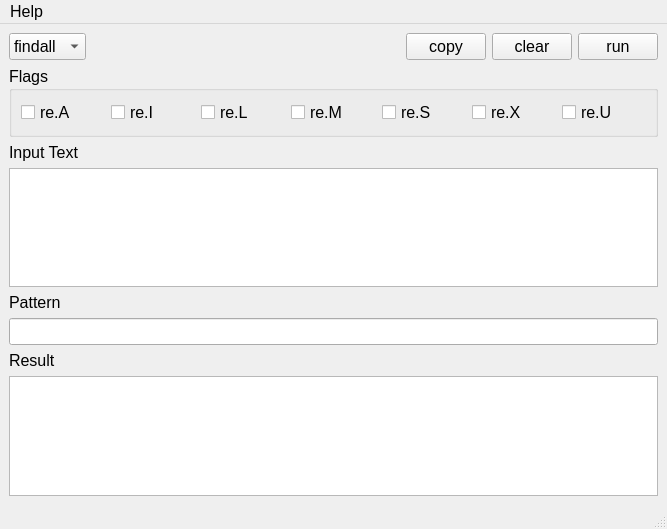
The window that ui/main_window.ui (suifengpiaoyang/RegexTool) describes before a commit, drawn with Qt 5.
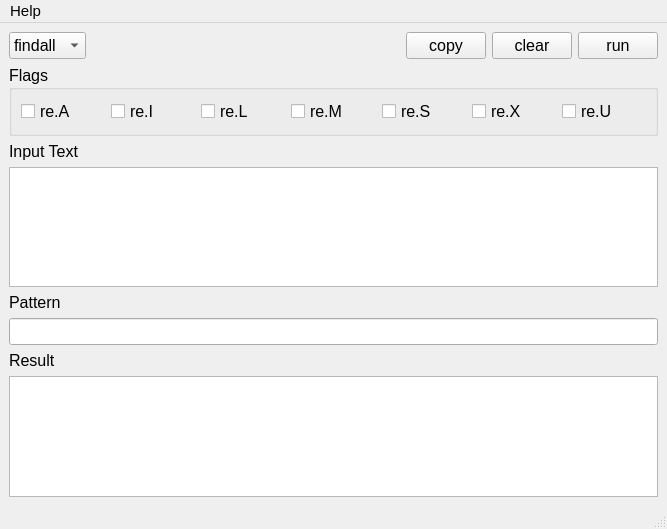
The same window after the commit.

Commit message: 稍微调整一下字体大小

Diff of the .ui file:
```diff
--- a/ui/main_window.ui
+++ b/ui/main_window.ui
@@ -21,6 +21,9 @@
   <property name="windowTitle">
    <string>Regex Tool</string>
   </property>
+  <property name="styleSheet">
+   <string notr="true"/>
+  </property>
   <widget class="QWidget" name="centralwidget">
    <layout class="QVBoxLayout" name="verticalLayout">
     <item>
@@ -217,9 +220,14 @@
      <x>0</x>
      <y>0</y>
      <width>667</width>
-     <height>27</height>
+     <height>26</height>
     </rect>
    </property>
+   <property name="font">
+    <font>
+     <pointsize>11</pointsize>
+    </font>
+   </property>
    <widget class="QMenu" name="menuHelp">
     <property name="title">
      <string>Help</string>
@@ -229,6 +237,17 @@
    <addaction name="menuHelp"/>
   </widget>
   <widget class="QStatusBar" name="statusBar">
+   <property name="sizePolicy">
+    <sizepolicy hsizetype="Preferred" vsizetype="Preferred">
+     <horstretch>0</horstretch>
+     <verstretch>0</verstretch>
+    </sizepolicy>
+   </property>
+   <property name="font">
+    <font>
+     <pointsize>11</pointsize>
+    </font>
+   </property>
    <property name="sizeGripEnabled">
     <bool>true</bool>
    </property>
```
